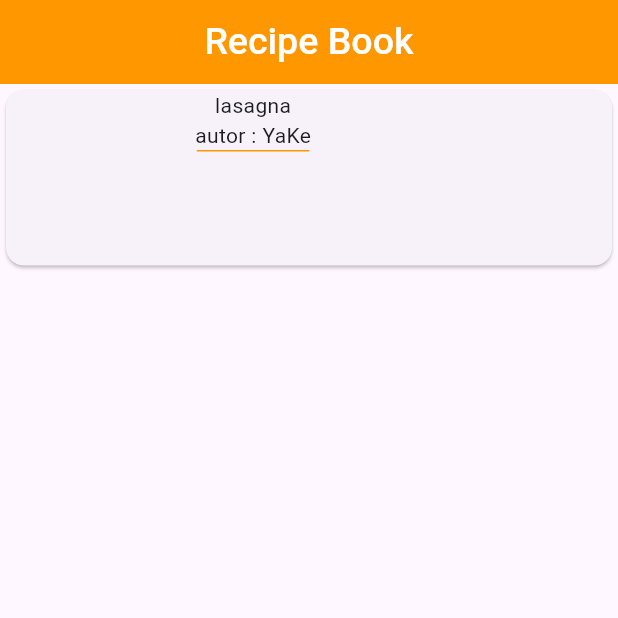
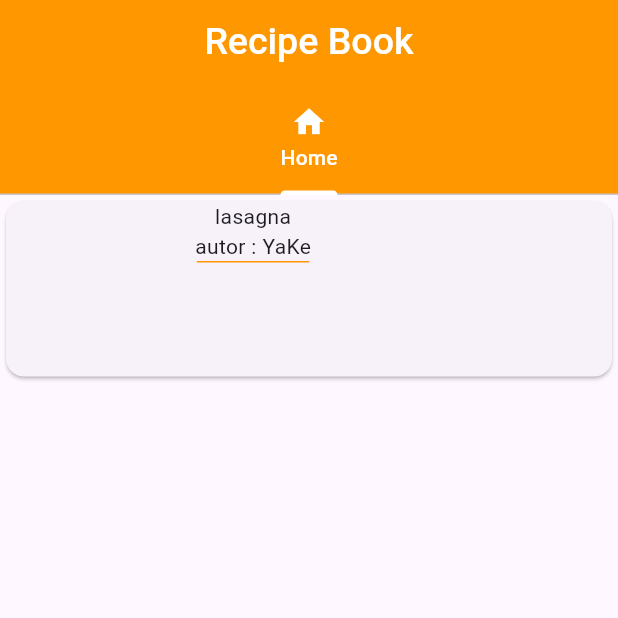
Before and after one commit to YakeCode/flutter, a Flutter app: the screen it shows after launch, on a phone screen of 412 x 824 dp, the top half of it. Run offline on Flutter 3.47's test engine with Material 3 defaults, Android fonts, the phone set to English and light mode, and no system bars.

Commit message:
Manejo de tabBar con flutter

```diff
--- a/flutterProyect/flutter_pryect/lib/main.dart
+++ b/flutterProyect/flutter_pryect/lib/main.dart
@@ -1,8 +1,10 @@
 import 'package:flutter/material.dart';
 
+import './screens/home.screen.dart';
+
 void main() {
-  //da inicio a la aplicacion
-  runApp(const MyApp()); // Primera llamada de vista de la aplicacion
+  //da inicio a la aplicación
+  runApp(const MyApp()); // Primera llamada de vista de la aplicación
 }
 
 class MyApp extends StatelessWidget {
@@ -13,7 +15,8 @@ class MyApp extends StatelessWidget {
     return MaterialApp(
       debugShowCheckedModeBanner: false,
       title: 'Flutter Demo',
-        home: RecipeBook());
+      home: const RecipeBook(),
+    );
   }
 }
 
@@ -22,7 +25,10 @@ class RecipeBook extends StatelessWidget {
 
   @override // constructor de la vista
   Widget build(BuildContext context) {
-    return Scaffold(
+    return DefaultTabController(
+      length: 1, // Número de pestañas
+      child: Scaffold(
+        //hoja en blanco: scaffold
         appBar: AppBar(
           backgroundColor: Colors.orange,
           centerTitle: true,
@@ -32,39 +38,24 @@ class RecipeBook extends StatelessWidget {
               color: Colors.white,
               fontFamily: 'roboto',
               fontSize: 25.0,
-                fontWeight: FontWeight.w500),
+              fontWeight: FontWeight.w500,
             ),
           ),
-        // cuerpo de la vista
-        body: Container(
-            width: MediaQuery.of(context).size.width,
-            height: 125,
-            child: Card(
-              child: Row(
-                children: <Widget>[
-                  Container(
-                    height: 125,
-                    width: 100,
-                    child: ClipRRect(
-                      //Permite bordes redondeados
-                      borderRadius: BorderRadius.circular(10),
-                      child: Container(),
+          bottom: const TabBar(
+            indicatorColor: Colors.white,
+            labelColor: Colors.white,
+            unselectedLabelColor: Colors.white,
+            tabs: [
+              Tab(icon: Icon(Icons.home), text: 'Home'),
+            ],
           ),
         ),
-                  SizedBox(
-                    width: 26,
-                  ),
-                  Column(children: <Widget>[
-                    Text('lasagna'),
-                    Text('autor : YaKe'),
-                    Container(
-                      height: 1,
-                      width: 75,
-                      color: Colors.orange,
-                    )
-                  ])
+        body: const TabBarView(
+          children: [
+            HomeScreen(),
           ],
         ),
-            )));
+      ),
+    );
   }
 }
--- /dev/null
+++ b/flutterProyect/flutter_pryect/lib/screens/home.screen.dart
@@ -0,0 +1,42 @@
+import 'package:flutter/material.dart';
+
+class HomeScreen extends StatelessWidget {
+  const HomeScreen({super.key});
+
+  @override
+  Widget build(BuildContext context) {
+    return DefaultTabController(
+        length: 4,
+        child: Scaffold(
+            body: Container(
+                width: MediaQuery.of(context).size.width,
+                height: 125,
+                child: Card(
+                  child: Row(
+                    children: <Widget>[
+                      Container(
+                        height: 125,
+                        width: 100,
+                        child: ClipRRect(
+                          //Permite bordes redondeados
+                          borderRadius: BorderRadius.circular(10),
+                          child: Container(),
+                        ),
+                      ),
+                      SizedBox(
+                        width: 26,
+                      ),
+                      Column(children: <Widget>[
+                        Text('lasagna'),
+                        Text('autor : YaKe'),
+                        Container(
+                          height: 1,
+                          width: 75,
+                          color: Colors.orange,
+                        )
+                      ])
+                    ],
+                  ),
+                ))));
+  }
+}
```
Lines whose indentation alone changed are shown as unchanged.
